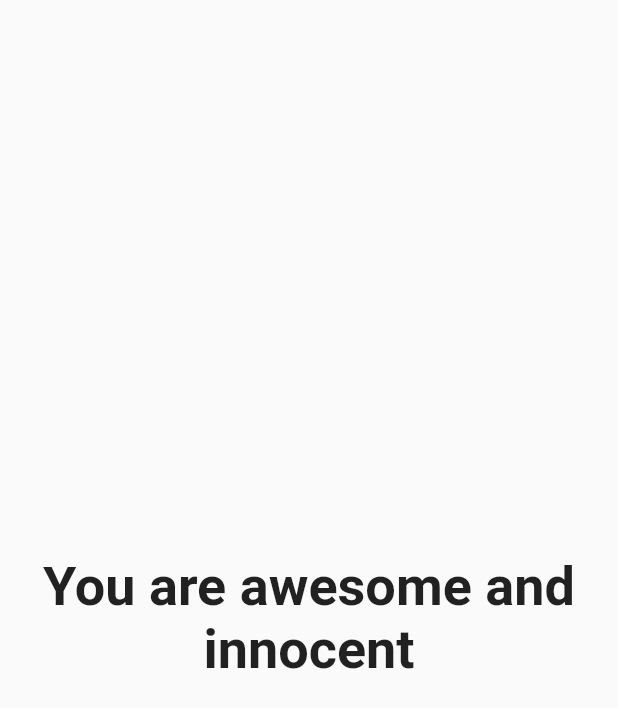
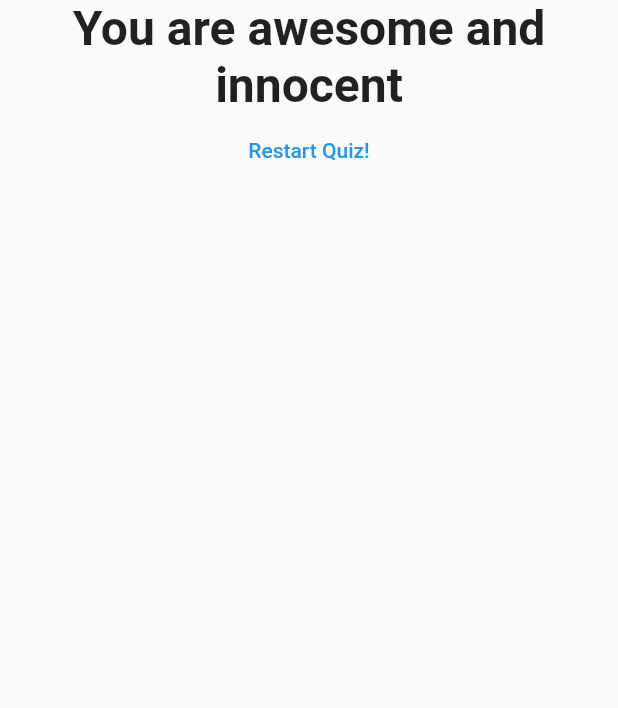
Before and after one commit to BenyNtb/Flutter-Quiz-App, a Flutter app: the Result widget shown alone on an empty page, opened directly with empty values, on a phone screen of 412 x 824 dp. Shown: the top 708 px of the screen. Run offline on Flutter 3.47's test engine with Material 2 defaults, Android fonts, the phone set to English and light mode, and no system bars; statements that could not run were skipped.

Commit message:
Resetting the Quiz

```diff
--- a/lib/result.dart
+++ b/lib/result.dart
@@ -2,8 +2,9 @@ import 'package:flutter/material.dart';
 
 class Result extends StatelessWidget {
   final int resultScore;
+  final VoidCallback resetHandler;
 
-  Result(this.resultScore);
+  Result(this.resultScore, this.resetHandler);
 
   String get resultPhrase {
     String resultText;
@@ -22,10 +23,20 @@ class Result extends StatelessWidget {
   @override
   Widget build(BuildContext context) {
     return Center(
-      child: Text(
-        resultPhrase,
-        style: TextStyle(fontSize: 36, fontWeight: FontWeight.bold),
-        textAlign: TextAlign.center,
+      child: Column(
+        children: <Widget>[
+          Text(
+            resultPhrase,
+            style: TextStyle(fontSize: 32, fontWeight: FontWeight.bold),
+            textAlign: TextAlign.center,
+          ),
+          TextButton(
+            child: Text(
+              'Restart Quiz!',
+            ),
+            onPressed: resetHandler,
+          ),
+        ],
       ),
     );
   }
```
Also changed, not shown: lib/main.dart (+8 -1 lines).
